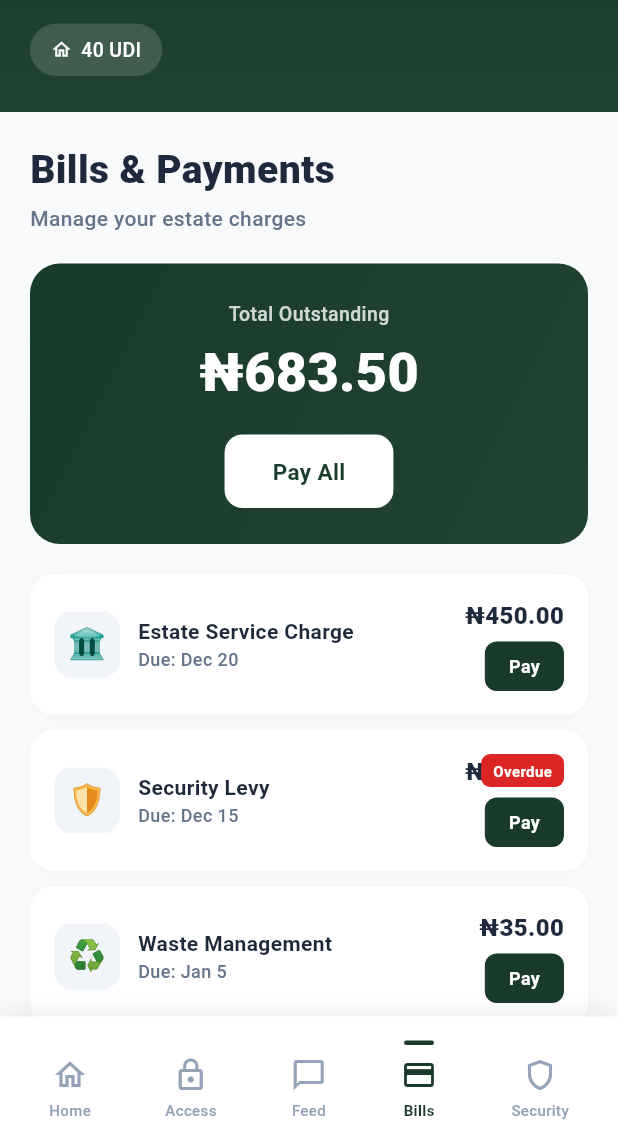
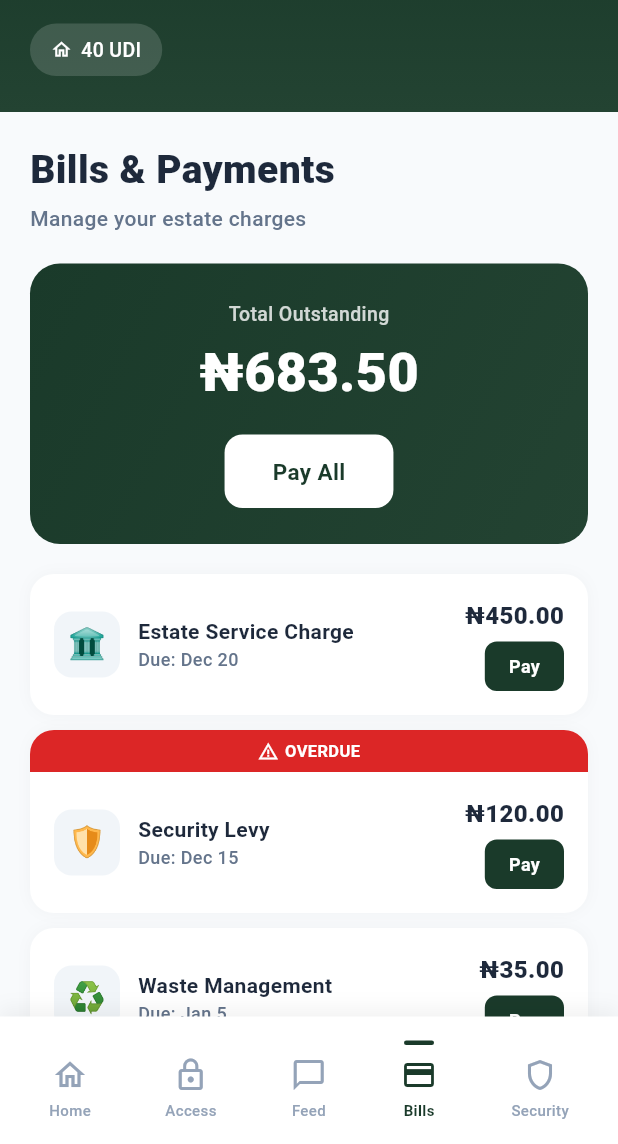
Before and after one commit to jhaym3s/manor, a Flutter app: the screen it shows after launch, item 4 of the bottom bar chosen, on a phone screen of 412 x 824 dp, the part 92-1236 px from its top. Run offline on Flutter 3.47's test engine with Material 3 defaults, Android fonts, the phone set to English and light mode, and no system bars; our stand-ins replace cloud_firestore, firebase_auth, firebase_core, firebase_messaging, firebase_storage, flutter_bloc and 2 more; accounts and stored records are empty.

Commit message:
fixed bill screen

```diff
--- a/lib/screens/bills_screen.dart
+++ b/lib/screens/bills_screen.dart
@@ -81,10 +81,7 @@ class _BillsScreenState extends State<BillsScreen> {
                   ),
                   child: Column(
                     children: [
-                      Text(
-                        bill.icon,
-                        style: const TextStyle(fontSize: 40),
-                      ),
+                      Text(bill.icon, style: const TextStyle(fontSize: 40)),
                       const SizedBox(height: 8),
                       Text(
                         '₦${bill.amount.toStringAsFixed(2)}',
@@ -160,7 +157,12 @@ class _BillsScreenState extends State<BillsScreen> {
     );
   }
 
-  Widget _buildPaymentMethod(String icon, String label, bool isSelected, VoidCallback onTap) {
+  Widget _buildPaymentMethod(
+    String icon,
+    String label,
+    bool isSelected,
+    VoidCallback onTap,
+  ) {
     return GestureDetector(
       onTap: onTap,
       child: Container(
@@ -181,7 +183,9 @@ class _BillsScreenState extends State<BillsScreen> {
               decoration: BoxDecoration(
                 shape: BoxShape.circle,
                 border: Border.all(
-                  color: isSelected ? AppColors.primary : AppColors.textTertiary,
+                  color: isSelected
+                      ? AppColors.primary
+                      : AppColors.textTertiary,
                   width: 2,
                 ),
                 color: isSelected ? AppColors.primary : Colors.transparent,
@@ -225,10 +229,7 @@ class _BillsScreenState extends State<BillsScreen> {
           const SizedBox(height: 4),
           const Text(
             'Manage your estate charges',
-            style: TextStyle(
-              fontSize: 14,
-              color: AppColors.textSecondary,
-            ),
+            style: TextStyle(fontSize: 14, color: AppColors.textSecondary),
           ),
           const SizedBox(height: 20),
 
@@ -260,7 +261,10 @@ class _BillsScreenState extends State<BillsScreen> {
                 ),
                 const SizedBox(height: 16),
                 Container(
-                  padding: const EdgeInsets.symmetric(horizontal: 32, vertical: 14),
+                  padding: const EdgeInsets.symmetric(
+                    horizontal: 32,
+                    vertical: 14,
+                  ),
                   decoration: BoxDecoration(
                     color: Colors.white,
                     borderRadius: BorderRadius.circular(12),
@@ -309,20 +313,42 @@ class _BillsScreenState extends State<BillsScreen> {
 
     return Container(
       margin: const EdgeInsets.only(bottom: 10),
-      padding: const EdgeInsets.all(16),
       decoration: BoxDecoration(
         color: Colors.white,
         borderRadius: BorderRadius.circular(16),
         boxShadow: [
-          BoxShadow(
-            color: Colors.black.withOpacity(0.03),
-            blurRadius: 8,
+          BoxShadow(color: Colors.black.withOpacity(0.03), blurRadius: 8),
+        ],
+      ),
+      child: Column(
+        children: [
+          if (bill.status == 'overdue')
+            Container(
+              width: double.infinity,
+              padding: const EdgeInsets.symmetric(vertical: 6),
+              decoration: const BoxDecoration(
+                color: AppColors.error,
+                borderRadius: BorderRadius.vertical(top: Radius.circular(16)),
+              ),
+              child: const Row(
+                mainAxisAlignment: MainAxisAlignment.center,
+                children: [
+                  Icon(Icons.warning_amber, color: Colors.white, size: 14),
+                  SizedBox(width: 4),
+                  Text(
+                    'OVERDUE',
+                    style: TextStyle(
+                      fontSize: 11,
+                      fontWeight: FontWeight.w700,
+                      color: Colors.white,
+                    ),
                   ),
                 ],
               ),
-      child: Stack(
-        children: [
-          Row(
+            ),
+          Padding(
+            padding: const EdgeInsets.all(16),
+            child: Row(
               children: [
                 Container(
                   width: 44,
@@ -332,7 +358,10 @@ class _BillsScreenState extends State<BillsScreen> {
                     borderRadius: BorderRadius.circular(12),
                   ),
                   child: Center(
-                  child: Text(bill.icon, style: const TextStyle(fontSize: 20)),
+                    child: Text(
+                      bill.icon,
+                      style: const TextStyle(fontSize: 20),
+                    ),
                   ),
                 ),
                 const SizedBox(width: 12),
@@ -374,7 +403,10 @@ class _BillsScreenState extends State<BillsScreen> {
                       GestureDetector(
                         onTap: () => _showPayModal(bill),
                         child: Container(
-                        padding: const EdgeInsets.symmetric(horizontal: 16, vertical: 8),
+                          padding: const EdgeInsets.symmetric(
+                            horizontal: 16,
+                            vertical: 8,
+                          ),
                           decoration: BoxDecoration(
                             color: AppColors.primary,
                             borderRadius: BorderRadius.circular(8),
@@ -391,7 +423,10 @@ class _BillsScreenState extends State<BillsScreen> {
                       )
                     else
                       Container(
-                      padding: const EdgeInsets.symmetric(horizontal: 12, vertical: 6),
+                        padding: const EdgeInsets.symmetric(
+                          horizontal: 12,
+                          vertical: 6,
+                        ),
                         decoration: BoxDecoration(
                           color: statusBgColor,
                           borderRadius: BorderRadius.circular(8),
@@ -409,25 +444,6 @@ class _BillsScreenState extends State<BillsScreen> {
                 ),
               ],
             ),
-          if (bill.status == 'overdue')
-            Positioned(
-              top: 0,
-              right: 0,
-              child: Container(
-                padding: const EdgeInsets.symmetric(horizontal: 8, vertical: 4),
-                decoration: BoxDecoration(
-                  color: AppColors.error,
-                  borderRadius: BorderRadius.circular(6),
-                ),
-                child: const Text(
-                  'Overdue',
-                  style: TextStyle(
-                    fontSize: 10,
-                    fontWeight: FontWeight.w700,
-                    color: Colors.white,
-                  ),
-                ),
-              ),
           ),
         ],
       ),
```
Lines whose indentation alone changed are shown as unchanged.
